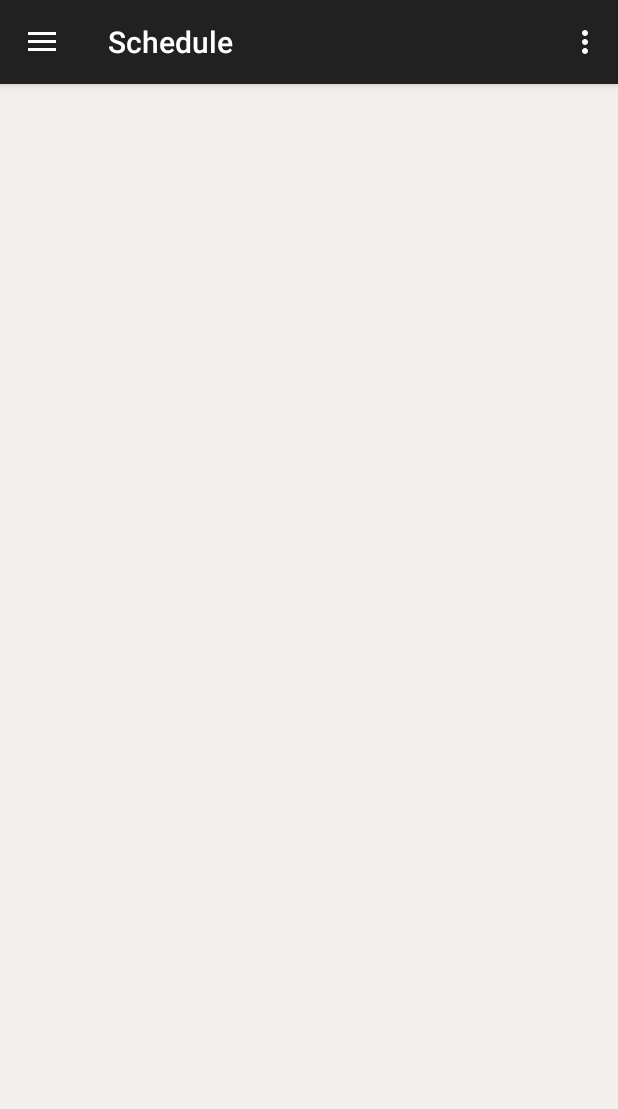
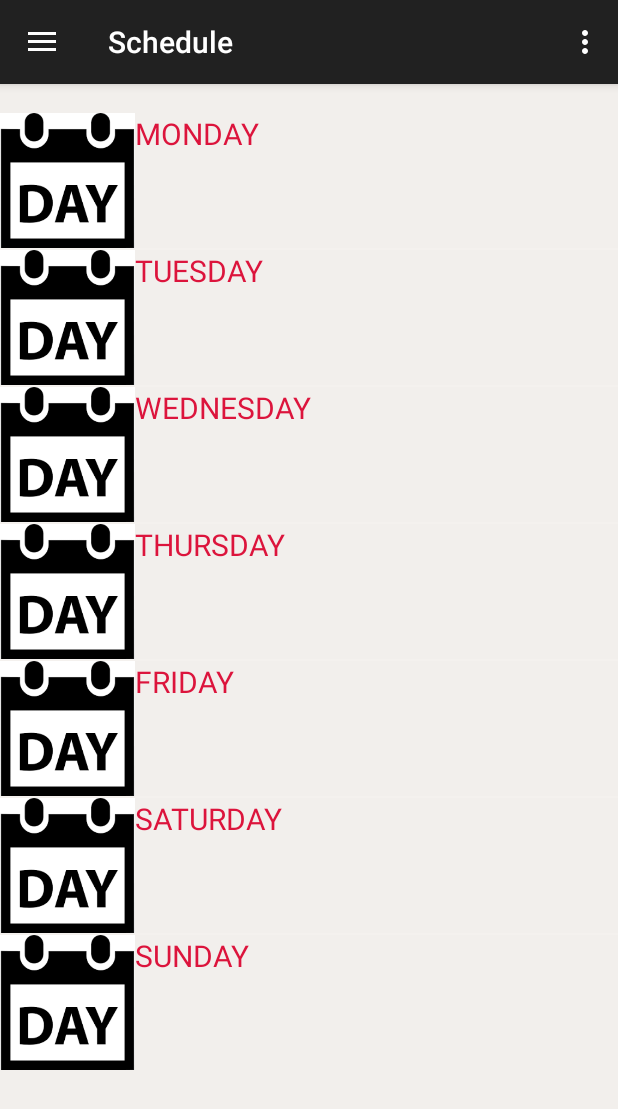
Before and after one commit to theanisaa/Great4IP., an Android app: the screen it shows after launch once a user with an empty profile is signed in (HomeActivity), after a tap on "Schedule", on a phone screen of 412 x 824 dp. Shown: the top 1109 px of the screen. Run offline under Robolectric (Android 15) with nearby library versions, the phone set to English and light mode, and no system bars; our stand-ins replace Firebase (no records; nobody signed in at launch, a user with empty details on screens opened directly); 1 other tap on this screen came first.

Commit message:
Schedule Activity

```diff
--- a/app/src/main/java/com/example/a6sigma/great4ip/FragmentMenu/ScheduleActivity.java
+++ b/app/src/main/java/com/example/a6sigma/great4ip/FragmentMenu/ScheduleActivity.java
@@ -16,16 +16,31 @@ import android.view.Menu;
 import android.view.MenuItem;
 import android.view.View;
 import android.view.ViewGroup;
+import android.widget.ListAdapter;
+import android.widget.ListView;
+import android.widget.SimpleAdapter;
 import android.widget.Toast;
 
 import com.example.a6sigma.great4ip.R;
 import com.google.firebase.auth.FirebaseAuth;
+
+import java.util.ArrayList;
+import java.util.HashMap;
 
 /**
  * Created by Acer on 20/04/2017.
  */
 
 public class ScheduleActivity extends Fragment {
+    protected ListView lv;
+    protected ListAdapter adapter;
+    SimpleAdapter Adapter;
+    HashMap<String, String> map;
+    ArrayList<HashMap<String, String>> mylist;
+    String[] Pil;
+    String[] Ltn;
+    String[] Gbr;
+
     @Nullable
     @Override
     public View onCreateView(LayoutInflater inflater, @Nullable ViewGroup container, @Nullable Bundle savedInstanceState) {
@@ -37,5 +52,31 @@ public class ScheduleActivity extends Fragment {
         super.onViewCreated(view, savedInstanceState);
 
         getActivity().setTitle("Schedule");
+
+        lv = (ListView) view.findViewById(R.id.lv);
+
+        Pil = new String[] {"MONDAY", "TUESDAY", "WEDNESDAY", "THURSDAY","FRIDAY","SATURDAY",  "SUNDAY"};
+        Gbr = new String[] {Integer.toString(R.drawable.day),
+                Integer.toString(R.drawable.day),
+                Integer.toString(R.drawable.day),
+                Integer.toString(R.drawable.day),
+                Integer.toString(R.drawable.day),
+                Integer.toString(R.drawable.day),
+                Integer.toString(R.drawable.day) };
+
+
+        mylist = new ArrayList<HashMap<String,String>>();
+        for (int i = 0; i < Pil.length; i++) {
+            map = new HashMap<String, String>();
+            map.put("list", Pil[i]);
+
+            map.put("gbr", Gbr[i]);
+            mylist.add(map);
+        }
+
+        Adapter = new SimpleAdapter(getActivity(), mylist, R.layout.layout_isi_lv,
+                new String[] {"list", "latin", "gbr"}, new int[] {R.id.tv_nama, R.id.tv_ltn, R.id.imV});
+        lv.setAdapter(Adapter);
     }
+
 }
--- a/app/src/main/res/layout/content_schedule.xml
+++ b/app/src/main/res/layout/content_schedule.xml
@@ -4,4 +4,15 @@
     android:layout_height="match_parent"
     android:background="@color/background">
 
+    <TextView
+        android:layout_width="fill_parent"
+        android:layout_height="wrap_content"/>
+
+    <ListView
+
+        android:id="@+id/lv"
+        android:layout_width="match_parent"
+        android:layout_height="wrap_content">
+
+    </ListView>
 </LinearLayout>
--- /dev/null
+++ b/app/src/main/res/layout/layout_isi_lv.xml
@@ -0,0 +1,33 @@
+<?xml version="1.0" encoding="utf-8"?>
+<RelativeLayout
+    xmlns:android="http://schemas.android.com/apk/res/android"
+    android:layout_width="match_parent"
+    android:layout_height="match_parent"
+    android:orientation="vertical" >
+
+    <ImageView
+        android:id="@+id/imV"
+        android:layout_width="90dp"
+        android:layout_height="90dp"
+        android:layout_alignParentLeft="true"
+        android:scaleType="fitStart"
+        android:src="@drawable/day" />
+
+    <TextView
+        android:id="@+id/tv_nama"
+        android:layout_width="wrap_content"
+        android:layout_height="wrap_content"
+        android:layout_toRightOf="@+id/imV"
+        android:textColor="#DC143C"
+        android:textSize="9pt" />
+
+    <TextView
+        android:id="@+id/tv_ltn"
+        android:layout_width="wrap_content"
+        android:layout_height="wrap_content"
+        android:layout_alignParentLeft="@+id/tv_nama"
+        android:text="TextView"
+        android:textColor="#02808f"/>
+
+
+</RelativeLayout>
```
Also changed, not shown: app/src/main/res/drawable/day.png (added), 1 other file.
